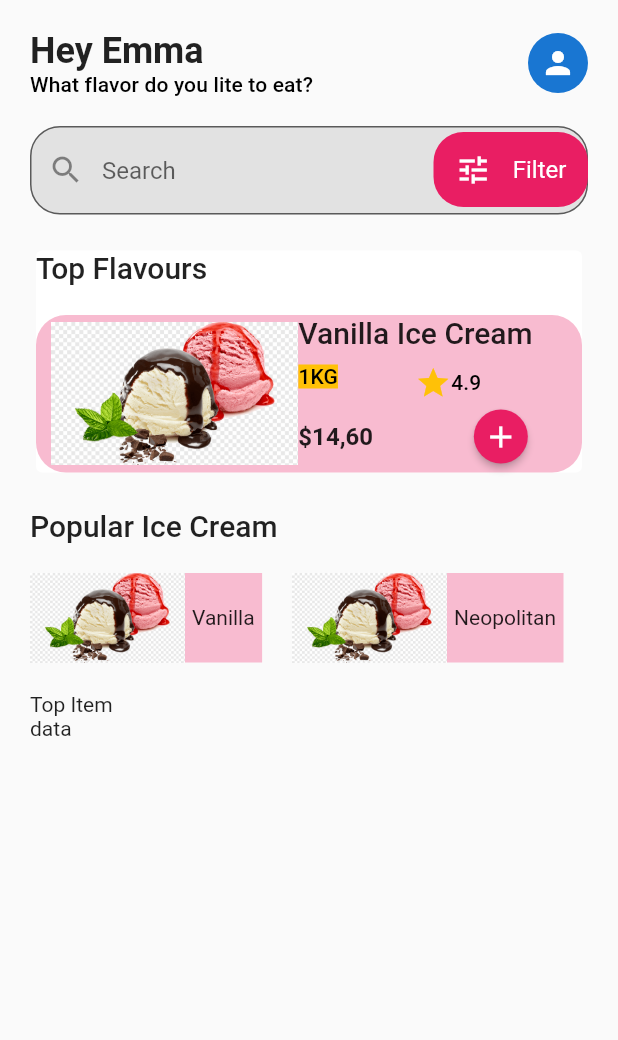
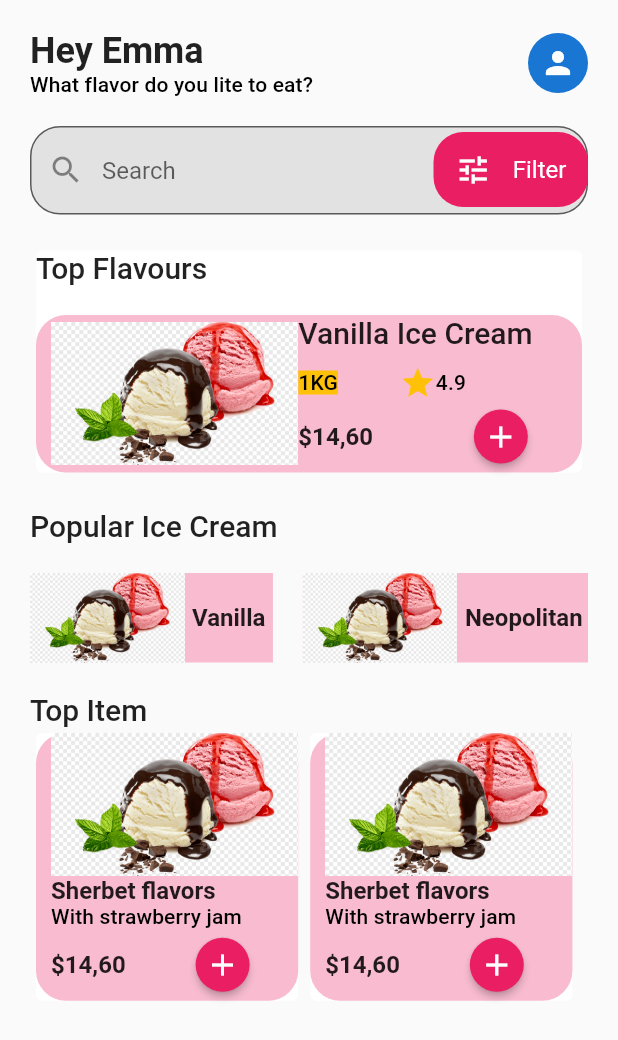
Before and after one commit to yakupbilgen/ice-cream-shop-ui, a Flutter app: the screen it shows after launch, on a phone screen of 412 x 824 dp. Shown: the top 1040 px of the screen. Run offline on Flutter 3.47's test engine with Material 2 defaults, Android fonts, the light colour scheme and no system bars.

Commit message:
top item finished

```diff
--- a/lib/constant/app_constant.dart
+++ b/lib/constant/app_constant.dart
@@ -1,6 +1,10 @@
 class AppConstant {
   static const defaultPaddingAll = 20.0;
   static const defaultBorderRadius = 20.0;
+
   static const defaultWidth = 20.0;
+  static const defaultWidthMin = 10.0;
+
   static const defaultHeight = 20.0;
+  static const defaultHeightMin = 10.0;
 }
--- a/lib/screen/homepage.dart
+++ b/lib/screen/homepage.dart
@@ -41,10 +41,19 @@ class _HomepageState extends State<Homepage> {
               const SizedBox(height: AppConstant.defaultHeight),
               const PopularIceCreamCard(),
               const SizedBox(height: AppConstant.defaultHeight),
-              const Text('Top Item'),
+              /*
+              */
+              Text(
+                'Top Item',
+                style: Theme.of(context).textTheme.headline6,
+              ),
               Row(
-                children: const [TopItemCard()],
+                children: const [
+                  TopItemCard(),
+                ],
               ),
+              /*
+              */
             ],
           ),
         ),
--- a/lib/widget/popular_ice_cream.dart
+++ b/lib/widget/popular_ice_cream.dart
@@ -24,7 +24,13 @@ class PopularIceCreamWidget extends StatelessWidget {
                 child: Image.asset(imagePath),
               ),
               const SizedBox(width: 5),
-              Text(iceCreamTitle),
+              Text(
+                iceCreamTitle,
+                style: Theme.of(context)
+                    .textTheme
+                    .subtitle1
+                    ?.copyWith(fontWeight: FontWeight.bold),
+              ),
               const SizedBox(width: 5),
             ],
           ),
--- a/lib/widget/top_flavours.dart
+++ b/lib/widget/top_flavours.dart
@@ -25,12 +25,10 @@ class TopFlavoursCard extends StatelessWidget {
               mainAxisAlignment: MainAxisAlignment.center,
               children: [
                 SizedBox(
-                  width: deviceSize.width / 5 * 2,
+                  width: deviceSize.width * 0.4,
                   child: Image.asset(vanillaIceCream),
                 ),
-                //const Spacer(),
                 Column(
-                  mainAxisAlignment: MainAxisAlignment.spaceEvenly,
                   crossAxisAlignment: CrossAxisAlignment.start,
                   children: [
                     Center(
@@ -41,25 +39,19 @@ class TopFlavoursCard extends StatelessWidget {
                     ),
                     const SizedBox(height: 10),
                     Row(
-                      mainAxisAlignment: MainAxisAlignment.spaceEvenly,
-                      crossAxisAlignment: CrossAxisAlignment.start,
                       children: [
                         Container(
                           color: Colors.amber,
                           child: Text('1KG',
                               style: Theme.of(context).textTheme.subtitle2),
                         ),
-                        SizedBox(width: deviceSize.width / 8),
-                        Row(
-                          children: [
-                            const Icon(
-                              Icons.star,
-                              color: Colors.amber,
-                            ),
-                            Text('4.9',
-                                style: Theme.of(context).textTheme.subtitle2)
-                          ],
-                        )
+                        SizedBox(width: deviceSize.width * 0.1),
+                        const Icon(
+                          Icons.star,
+                          color: Colors.amber,
+                        ),
+                        Text('4.9',
+                            style: Theme.of(context).textTheme.subtitle2),
                       ],
                     ),
                     Row(
@@ -71,9 +63,7 @@ class TopFlavoursCard extends StatelessWidget {
                               .subtitle1
                               ?.copyWith(fontWeight: FontWeight.bold),
                         ),
-                        SizedBox(
-                          width: deviceSize.width / 10,
-                        ),
+                        SizedBox(width: deviceSize.width * 0.1),
                         RawMaterialButton(
                           onPressed: () {},
                           child: const Icon(
@@ -82,7 +72,7 @@ class TopFlavoursCard extends StatelessWidget {
                           ),
                           fillColor: Colors.pink.shade500,
                           shape: const CircleBorder(),
-                        )
+                        ),
                       ],
                     )
                   ],
--- a/lib/widget/top_item.dart
+++ b/lib/widget/top_item.dart
@@ -1,12 +1,86 @@
 import 'package:flutter/material.dart';
+import 'package:icecreamui/constant/app_constant.dart';
+
+String vanillaIceCream = 'assets/images/ice_cream/vanilla.png';
 
 class TopItemCard extends StatelessWidget {
   const TopItemCard({Key? key}) : super(key: key);
 
   @override
   Widget build(BuildContext context) {
-    return const Center(
-      child: Text('data'),
+    Size deviceSize = MediaQuery.of(context).size;
+    return SingleChildScrollView(
+      scrollDirection: Axis.horizontal,
+      child: Row(
+        children: [
+          cardItem(context, deviceSize),
+          cardItem(context, deviceSize),
+        ],
+      ),
     );
   }
 }
+
+Widget cardItem(BuildContext context, Size deviceSize) {
+  return Card(
+    elevation: 0,
+    child: Container(
+      padding: const EdgeInsets.only(left: AppConstant.defaultWidthMin),
+      decoration: BoxDecoration(
+        color: Colors.pink.shade100,
+        borderRadius: const BorderRadius.all(
+          Radius.circular(AppConstant.defaultBorderRadius),
+        ),
+      ),
+      child: Column(
+        mainAxisAlignment: MainAxisAlignment.start,
+        crossAxisAlignment: CrossAxisAlignment.start,
+        children: [
+          Image.asset(
+            vanillaIceCream,
+            width: deviceSize.width * 0.4,
+          ),
+          const SizedBox(width: AppConstant.defaultHeightMin),
+          Text(
+            'Sherbet flavors',
+            style: Theme.of(context)
+                .textTheme
+                .subtitle1
+                ?.copyWith(fontWeight: FontWeight.bold),
+          ),
+          const SizedBox(width: AppConstant.defaultHeightMin),
+          Text(
+            'With strawberry jam',
+            style: Theme.of(context).textTheme.subtitle2,
+            textAlign: TextAlign.right,
+          ),
+          const SizedBox(width: AppConstant.defaultHeightMin),
+          Row(
+            mainAxisAlignment: MainAxisAlignment.spaceAround,
+            children: [
+              Text(
+                '\$14,60',
+                style: Theme.of(context)
+                    .textTheme
+                    .subtitle1
+                    ?.copyWith(fontWeight: FontWeight.bold),
+              ),
+              SizedBox(
+                width: deviceSize.width * 0.05,
+              ),
+              RawMaterialButton(
+                onPressed: () {},
+                child: const Icon(
+                  Icons.add,
+                  color: Colors.white,
+                ),
+                fillColor: Colors.pink.shade500,
+                shape: const CircleBorder(),
+              )
+            ],
+          )
+        ],
+      ),
+    ),
+  );
+}
```
Also changed, not shown: pubspec.yaml (+3 -11 lines).
